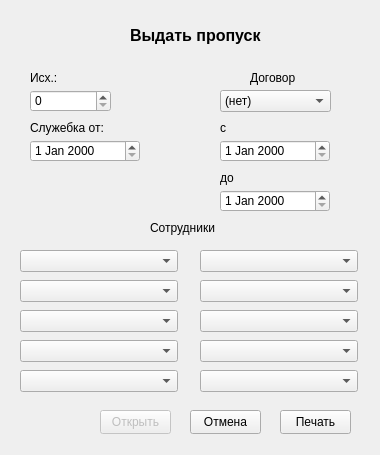
SmolPO/my_helper, file notebook/sourse/ui_files/pass_get.ui: the form before one commit.
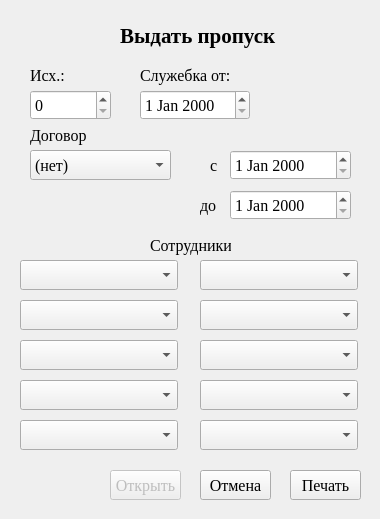
The form after the commit.

```diff
--- a/notebook/sourse/ui_files/pass_get.ui
+++ b/notebook/sourse/ui_files/pass_get.ui
@@ -7,7 +7,7 @@
     <x>0</x>
     <y>0</y>
     <width>380</width>
-    <height>455</height>
+    <height>519</height>
    </rect>
   </property>
   <property name="windowTitle">
@@ -19,32 +19,50 @@
    </property>
    <property name="geometry">
     <rect>
-     <x>220</x>
-     <y>140</y>
-     <width>110</width>
-     <height>22</height>
+     <x>230</x>
+     <y>150</y>
+     <width>121</width>
+     <height>30</height>
     </rect>
    </property>
+   <property name="font">
+    <font>
+     <family>Times New Roman</family>
+     <pointsize>12</pointsize>
+    </font>
+   </property>
   </widget>
   <widget class="QDateEdit" name="d_to">
    <property name="geometry">
     <rect>
-     <x>220</x>
+     <x>230</x>
      <y>190</y>
-     <width>110</width>
-     <height>22</height>
+     <width>121</width>
+     <height>30</height>
     </rect>
    </property>
+   <property name="font">
+    <font>
+     <family>Times New Roman</family>
+     <pointsize>12</pointsize>
+    </font>
+   </property>
   </widget>
   <widget class="QLabel" name="label">
    <property name="geometry">
     <rect>
-     <x>220</x>
-     <y>120</y>
-     <width>49</width>
-     <height>16</height>
+     <x>210</x>
+     <y>150</y>
+     <width>21</width>
+     <height>30</height>
     </rect>
    </property>
+   <property name="font">
+    <font>
+     <family>Times New Roman</family>
+     <pointsize>12</pointsize>
+    </font>
+   </property>
    <property name="text">
     <string>с</string>
    </property>
@@ -52,12 +70,18 @@
   <widget class="QLabel" name="label_2">
    <property name="geometry">
     <rect>
-     <x>220</x>
-     <y>170</y>
+     <x>200</x>
+     <y>190</y>
      <width>31</width>
-     <height>16</height>
+     <height>30</height>
     </rect>
    </property>
+   <property name="font">
+    <font>
+     <family>Times New Roman</family>
+     <pointsize>12</pointsize>
+    </font>
+   </property>
    <property name="text">
     <string>до</string>
    </property>
@@ -65,12 +89,18 @@
   <widget class="QComboBox" name="cb_contract">
    <property name="geometry">
     <rect>
-     <x>220</x>
-     <y>90</y>
-     <width>111</width>
-     <height>22</height>
+     <x>30</x>
+     <y>150</y>
+     <width>141</width>
+     <height>30</height>
     </rect>
    </property>
+   <property name="font">
+    <font>
+     <family>Times New Roman</family>
+     <pointsize>12</pointsize>
+    </font>
+   </property>
    <item>
     <property name="text">
      <string>(нет)</string>
@@ -80,12 +110,18 @@
   <widget class="QLabel" name="label_3">
    <property name="geometry">
     <rect>
-     <x>250</x>
-     <y>70</y>
-     <width>49</width>
-     <height>16</height>
+     <x>30</x>
+     <y>120</y>
+     <width>111</width>
+     <height>30</height>
     </rect>
    </property>
+   <property name="font">
+    <font>
+     <family>Times New Roman</family>
+     <pointsize>12</pointsize>
+    </font>
+   </property>
    <property name="text">
     <string>Договор</string>
    </property>
@@ -94,11 +130,17 @@
    <property name="geometry">
     <rect>
      <x>150</x>
-     <y>220</y>
+     <y>230</y>
      <width>81</width>
-     <height>16</height>
+     <height>30</height>
     </rect>
    </property>
+   <property name="font">
+    <font>
+     <family>Times New Roman</family>
+     <pointsize>12</pointsize>
+    </font>
+   </property>
    <property name="text">
     <string>Сотрудники</string>
    </property>
@@ -106,15 +148,16 @@
   <widget class="QLabel" name="label_6">
    <property name="geometry">
     <rect>
-     <x>130</x>
+     <x>120</x>
      <y>10</y>
-     <width>141</width>
+     <width>211</width>
      <height>51</height>
     </rect>
    </property>
    <property name="font">
     <font>
-     <pointsize>12</pointsize>
+     <family>Times New Roman</family>
+     <pointsize>16</pointsize>
      <bold>true</bold>
     </font>
    </property>
@@ -125,12 +168,18 @@
   <widget class="QPushButton" name="b_ok">
    <property name="geometry">
     <rect>
-     <x>280</x>
-     <y>410</y>
+     <x>290</x>
+     <y>470</y>
      <width>71</width>
-     <height>24</height>
+     <height>30</height>
     </rect>
    </property>
+   <property name="font">
+    <font>
+     <family>Times New Roman</family>
+     <pointsize>12</pointsize>
+    </font>
+   </property>
    <property name="text">
     <string>Печать</string>
    </property>
@@ -138,12 +187,18 @@
   <widget class="QPushButton" name="b_cancel">
    <property name="geometry">
     <rect>
-     <x>190</x>
-     <y>410</y>
+     <x>200</x>
+     <y>470</y>
      <width>71</width>
-     <height>24</height>
+     <height>30</height>
     </rect>
    </property>
+   <property name="font">
+    <font>
+     <family>Times New Roman</family>
+     <pointsize>12</pointsize>
+    </font>
+   </property>
    <property name="text">
     <string>Отмена</string>
    </property>
@@ -151,22 +206,34 @@
   <widget class="QDateEdit" name="d_note">
    <property name="geometry">
     <rect>
-     <x>30</x>
-     <y>140</y>
+     <x>140</x>
+     <y>90</y>
      <width>110</width>
-     <height>22</height>
+     <height>30</height>
     </rect>
    </property>
+   <property name="font">
+    <font>
+     <family>Times New Roman</family>
+     <pointsize>12</pointsize>
+    </font>
+   </property>
   </widget>
   <widget class="QLabel" name="label_7">
    <property name="geometry">
     <rect>
-     <x>30</x>
-     <y>120</y>
-     <width>101</width>
-     <height>16</height>
+     <x>140</x>
+     <y>60</y>
+     <width>111</width>
+     <height>30</height>
     </rect>
    </property>
+   <property name="font">
+    <font>
+     <family>Times New Roman</family>
+     <pointsize>12</pointsize>
+    </font>
+   </property>
    <property name="text">
     <string>Служебка от:</string>
    </property>
@@ -177,9 +244,15 @@
      <x>30</x>
      <y>90</y>
      <width>81</width>
-     <height>22</height>
+     <height>30</height>
     </rect>
    </property>
+   <property name="font">
+    <font>
+     <family>Times New Roman</family>
+     <pointsize>12</pointsize>
+    </font>
+   </property>
    <property name="maximum">
     <number>10000</number>
    </property>
@@ -188,11 +261,17 @@
    <property name="geometry">
     <rect>
      <x>30</x>
-     <y>70</y>
+     <y>60</y>
      <width>49</width>
-     <height>16</height>
+     <height>30</height>
     </rect>
    </property>
+   <property name="font">
+    <font>
+     <family>Times New Roman</family>
+     <pointsize>12</pointsize>
+    </font>
+   </property>
    <property name="text">
     <string>Исх.:</string>
    </property>
@@ -203,12 +282,18 @@
    </property>
    <property name="geometry">
     <rect>
-     <x>100</x>
-     <y>410</y>
+     <x>110</x>
+     <y>470</y>
      <width>71</width>
-     <height>24</height>
+     <height>30</height>
     </rect>
    </property>
+   <property name="font">
+    <font>
+     <family>Times New Roman</family>
+     <pointsize>12</pointsize>
+    </font>
+   </property>
    <property name="text">
     <string>Открыть</string>
    </property>
@@ -217,101 +302,161 @@
    <property name="geometry">
     <rect>
      <x>20</x>
-     <y>250</y>
+     <y>260</y>
      <width>158</width>
-     <height>22</height>
+     <height>30</height>
     </rect>
    </property>
+   <property name="font">
+    <font>
+     <family>Times New Roman</family>
+     <pointsize>12</pointsize>
+    </font>
+   </property>
   </widget>
   <widget class="QComboBox" name="worker_2">
    <property name="geometry">
     <rect>
      <x>20</x>
-     <y>280</y>
+     <y>300</y>
      <width>158</width>
-     <height>22</height>
+     <height>30</height>
     </rect>
    </property>
+   <property name="font">
+    <font>
+     <family>Times New Roman</family>
+     <pointsize>12</pointsize>
+    </font>
+   </property>
   </widget>
   <widget class="QComboBox" name="worker_3">
    <property name="geometry">
     <rect>
      <x>20</x>
-     <y>310</y>
+     <y>340</y>
      <width>158</width>
-     <height>22</height>
+     <height>30</height>
     </rect>
    </property>
+   <property name="font">
+    <font>
+     <family>Times New Roman</family>
+     <pointsize>12</pointsize>
+    </font>
+   </property>
   </widget>
   <widget class="QComboBox" name="worker_4">
    <property name="geometry">
     <rect>
      <x>20</x>
-     <y>340</y>
+     <y>380</y>
      <width>158</width>
-     <height>22</height>
+     <height>30</height>
     </rect>
    </property>
+   <property name="font">
+    <font>
+     <family>Times New Roman</family>
+     <pointsize>12</pointsize>
+    </font>
+   </property>
   </widget>
   <widget class="QComboBox" name="worker_5">
    <property name="geometry">
     <rect>
      <x>20</x>
-     <y>370</y>
+     <y>420</y>
      <width>158</width>
-     <height>22</height>
+     <height>30</height>
     </rect>
    </property>
+   <property name="font">
+    <font>
+     <family>Times New Roman</family>
+     <pointsize>12</pointsize>
+    </font>
+   </property>
   </widget>
   <widget class="QComboBox" name="worker_6">
    <property name="geometry">
     <rect>
      <x>200</x>
-     <y>250</y>
+     <y>260</y>
      <width>158</width>
-     <height>22</height>
+     <height>30</height>
     </rect>
    </property>
+   <property name="font">
+    <font>
+     <family>Times New Roman</family>
+     <pointsize>12</pointsize>
+    </font>
+   </property>
   </widget>
   <widget class="QComboBox" name="worker_7">
    <property name="geometry">
     <rect>
      <x>200</x>
-     <y>280</y>
+     <y>300</y>
      <width>158</width>
-     <height>22</height>
+     <height>30</height>
     </rect>
    </property>
+   <property name="font">
+    <font>
+     <family>Times New Roman</family>
+     <pointsize>12</pointsize>
+    </font>
+   </property>
   </widget>
   <widget class="QComboBox" name="worker_8">
    <property name="geometry">
     <rect>
      <x>200</x>
-     <y>310</y>
+     <y>340</y>
      <width>158</width>
-     <height>22</height>
+     <height>30</height>
     </rect>
    </property>
+   <property name="font">
+    <font>
+     <family>Times New Roman</family>
+     <pointsize>12</pointsize>
+    </font>
+   </property>
   </widget>
   <widget class="QComboBox" name="worker_9">
    <property name="geometry">
     <rect>
      <x>200</x>
-     <y>340</y>
+     <y>380</y>
      <width>158</width>
-     <height>22</height>
+     <height>30</height>
     </rect>
    </property>
+   <property name="font">
+    <font>
+     <family>Times New Roman</family>
+     <pointsize>12</pointsize>
+    </font>
+   </property>
   </widget>
   <widget class="QComboBox" name="worker_10">
    <property name="geometry">
     <rect>
      <x>200</x>
-     <y>370</y>
+     <y>420</y>
      <width>158</width>
-     <height>22</height>
+     <height>30</height>
     </rect>
    </property>
+   <property name="font">
+    <font>
+     <family>Times New Roman</family>
+     <pointsize>12</pointsize>
+    </font>
+   </property>
   </widget>
  </widget>
  <resources/>
```
